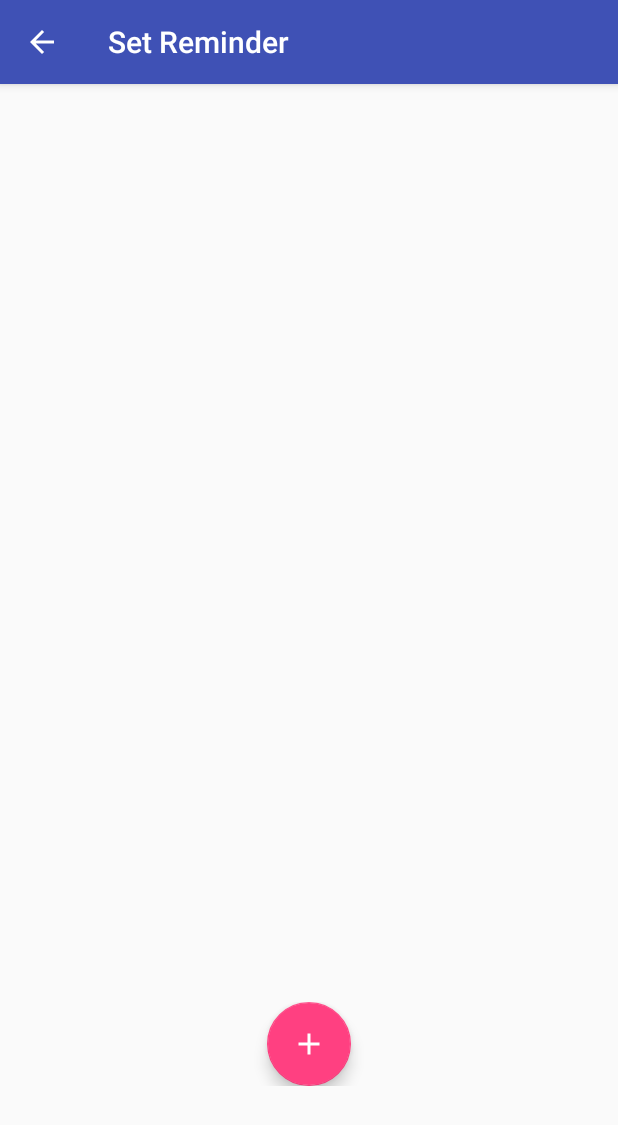
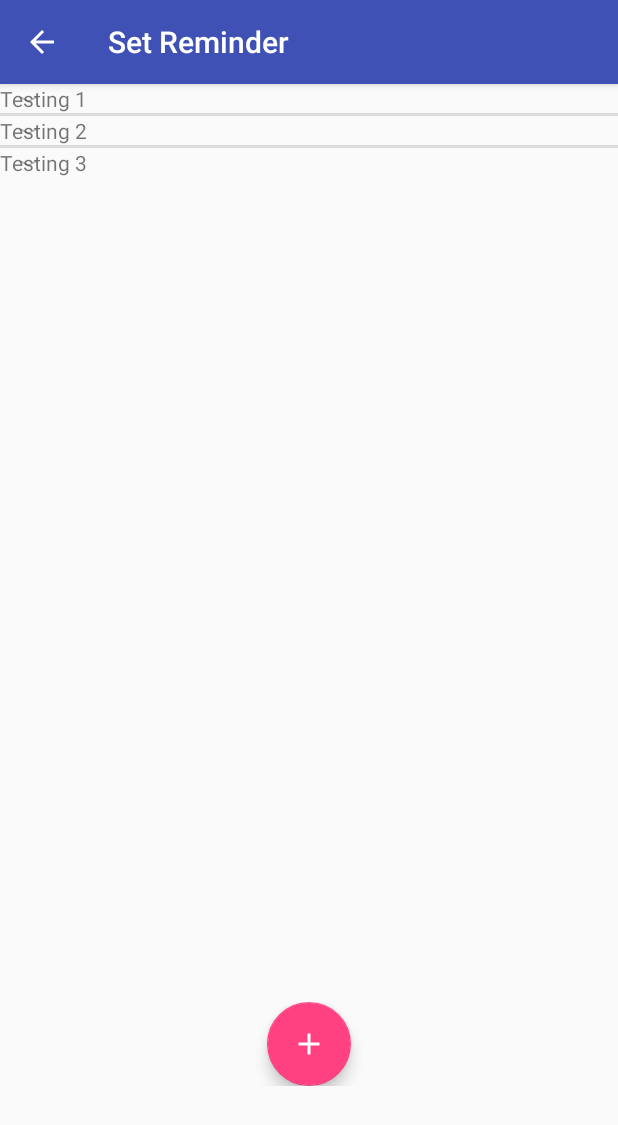
Before and after one commit to huai99/smartDrugBox, an Android app: the UserSetReminderActivity screen opened directly, with no data from a screen before it, on a phone screen of 412 x 824 dp. Shown: the top 1125 px of the screen. Run offline under Robolectric (Android 15) with nearby library versions, the phone set to English and light mode, and no system bars.

Commit message:
URECA 2017: Create the basic interface for the expandable list view ( without data and design)

```diff
--- /dev/null
+++ b/app/src/main/java/com/siehuai/smartdrugbox/controller/ReminderListViewAdapter.java
@@ -0,0 +1,103 @@
+package com.siehuai.smartdrugbox.controller;
+
+import android.content.Context;
+import android.view.LayoutInflater;
+import android.view.View;
+import android.view.ViewGroup;
+import android.widget.BaseExpandableListAdapter;
+import android.widget.ExpandableListView;
+import android.widget.TextView;
+
+import com.siehuai.smartdrugbox.R;
+
+import java.util.ArrayList;
+
+public class ReminderListViewAdapter extends BaseExpandableListAdapter {
+
+    private ArrayList<String> mParentList;
+    private ExpandableListView mExpandableListView;
+    private int lastExpandedGroupPosition;
+    private Context mContext;
+
+    public ReminderListViewAdapter(Context context, ExpandableListView expandableListView, ArrayList<String> parentList) {
+        mContext = context;
+        mExpandableListView = expandableListView;
+        mParentList = parentList;
+    }
+
+    @Override
+    public Object getChild(int groupPosition, int childPosition) {
+        return null;
+    }
+
+    @Override
+    public int getGroupCount() {
+        return mParentList.size();
+    }
+
+    @Override
+    public int getChildrenCount(int groupPosition) {
+        return 1;
+    }
+
+    @Override
+    public Object getGroup(int groupPosition) {
+        return mParentList.get(groupPosition);
+    }
+
+    @Override
+    public long getGroupId(int groupPosition) {
+        return groupPosition;
+    }
+
+    @Override
+    public long getChildId(int groupPosition, int childPosition) {
+        return childPosition;
+    }
+
+    @Override
+    public boolean hasStableIds() {
+        return true;
+    }
+
+    @Override
+    public View getGroupView(int groupPosition, boolean isExpanded, View convertView, ViewGroup parent) {
+        if(convertView==null){
+            convertView= LayoutInflater.from(mContext).inflate(R.layout.design_parent_list_view_reminder,parent,false);
+        }
+        convertView.setTag(this.getGroup(groupPosition).toString());
+
+        TextView textView = (TextView) convertView.findViewById(R.id.textView_parent_list);
+
+        textView.setText(this.getGroup(groupPosition).toString());
+
+        return convertView;
+
+    }
+
+    @Override
+    public View getChildView(int groupPosition, int childPosition, boolean isLastChild, View convertView, ViewGroup parent) {
+
+        if(convertView==null){
+            convertView= LayoutInflater.from(mContext).inflate(R.layout.design_child_list_view_reminder,parent,false);
+        }
+        return convertView;
+
+    }
+
+    @Override
+    public boolean isChildSelectable(int groupPosition, int childPosition) {
+        return true;
+    }
+
+    @Override
+    public void onGroupExpanded(int groupPosition) {
+
+        if(groupPosition != lastExpandedGroupPosition){
+            mExpandableListView.collapseGroup(lastExpandedGroupPosition);
+        }
+        super.onGroupExpanded(groupPosition);
+
+        lastExpandedGroupPosition=groupPosition;
+    }
+}
--- a/app/src/main/java/com/siehuai/smartdrugbox/view/UserSetReminderActivity.java
+++ b/app/src/main/java/com/siehuai/smartdrugbox/view/UserSetReminderActivity.java
@@ -4,19 +4,31 @@ import android.os.Bundle;
 import android.support.design.widget.FloatingActionButton;
 import android.support.v7.app.AppCompatActivity;
 import android.view.View;
-import android.widget.TextView;
+import android.widget.ExpandableListView;
 import android.widget.TimePicker;
 
 import com.siehuai.smartdrugbox.R;
 import com.siehuai.smartdrugbox.controller.CustomTimePickerDialogListener;
+import com.siehuai.smartdrugbox.controller.ReminderListViewAdapter;
+
+import java.util.ArrayList;
 
 public class UserSetReminderActivity extends AppCompatActivity {
 
     TimePicker mTimePicker;
-    TextView mTextView;
     FloatingActionButton mFloatingActionButton;
     AlarmDialog mAlarmDialog;
     CustomTimePickerDialogListener mCustomTimePickerDialogListener;
+    ExpandableListView mExpandableListView;
+
+    ArrayList<String> testingList = new ArrayList<String>() {
+        {
+            add("Testing 1");
+            add("Testing 2");
+            add("Testing 3");
+        }
+    };
+
 
     @Override
     protected void onCreate(Bundle savedInstanceState) {
@@ -24,9 +36,13 @@ public class UserSetReminderActivity extends AppCompatActivity {
 
         setContentView(R.layout.activity_user_set_reminder);
 
-        mTextView = (TextView) findViewById(R.id.textView_reminder);
+        mFloatingActionButton = (FloatingActionButton) findViewById(R.id.fab_add_alarm);
 
-        mFloatingActionButton=(FloatingActionButton)findViewById(R.id.fab_add_alarm);
+        mExpandableListView = (ExpandableListView) findViewById(R.id.expandList_reminder);
+
+        ReminderListViewAdapter reminderListViewAdapter = new ReminderListViewAdapter(this,mExpandableListView,testingList);
+
+        mExpandableListView.setAdapter(reminderListViewAdapter);
 
         mCustomTimePickerDialogListener = new CustomTimePickerDialogListener();
 
@@ -34,15 +50,13 @@ public class UserSetReminderActivity extends AppCompatActivity {
 
     }
 
-    public void setFloatingActionButton(){
+    public void setFloatingActionButton() {
         mFloatingActionButton.setOnClickListener(new View.OnClickListener() {
             @Override
             public void onClick(View v) {
-                mAlarmDialog = new AlarmDialog(UserSetReminderActivity.this,mCustomTimePickerDialogListener,5,20,true);
+                mAlarmDialog = new AlarmDialog(UserSetReminderActivity.this, mCustomTimePickerDialogListener, 5, 20, true);
 
-                mTimePicker=mAlarmDialog.getTimePicker();
-
-                mAlarmDialog.setTextView(mTextView);
+                mTimePicker = mAlarmDialog.getTimePicker();
 
                 mAlarmDialog.show();
 
--- a/app/src/main/res/layout/activity_user_set_reminder.xml
+++ b/app/src/main/res/layout/activity_user_set_reminder.xml
@@ -1,37 +1,40 @@
 <?xml version="1.0" encoding="utf-8"?>
 <RelativeLayout xmlns:android="http://schemas.android.com/apk/res/android"
-              android:orientation="vertical"
-              android:layout_width="match_parent"
-              android:gravity="center_horizontal"
-              android:layout_height="match_parent">
+                android:layout_width="match_parent"
+                android:layout_height="match_parent"
+                android:gravity="center_horizontal"
+                android:orientation="vertical">
 
     <LinearLayout
         android:layout_width="match_parent"
         android:layout_height="wrap_content">
 
-        <TextView
-            android:layout_width="wrap_content"
+        <ExpandableListView
+            android:id="@+id/expandList_reminder"
+            android:layout_width="match_parent"
             android:layout_height="wrap_content"
-            android:id="@+id/textView_reminder"
-            />
+            android:childDivider="@color/white"
+            android:dividerHeight="2dp"
+            >
+        </ExpandableListView>
 
     </LinearLayout>
 
     <LinearLayout
         android:layout_width="match_parent"
         android:layout_height="wrap_content"
-        android:layout_marginBottom="100dp"
-        android:gravity="center_horizontal"
         android:layout_alignParentBottom="true"
         android:layout_alignParentLeft="true"
-        android:layout_alignParentStart="true">
+        android:layout_alignParentStart="true"
+        android:layout_marginBottom="100dp"
+        android:gravity="center_horizontal">
 
         <android.support.design.widget.FloatingActionButton
+            android:id="@+id/fab_add_alarm"
             android:layout_width="wrap_content"
             android:layout_height="wrap_content"
             android:elevation="5dp"
             android:src="@drawable/plus_icon"
-            android:id="@+id/fab_add_alarm"
             />
 
     </LinearLayout>
--- /dev/null
+++ b/app/src/main/res/layout/design_parent_list_view_reminder.xml
@@ -0,0 +1,13 @@
+<?xml version="1.0" encoding="utf-8"?>
+<LinearLayout xmlns:android="http://schemas.android.com/apk/res/android"
+              android:orientation="vertical"
+              android:layout_width="match_parent"
+              android:layout_height="match_parent">
+<TextView
+    android:layout_width="wrap_content"
+    android:layout_height="wrap_content"
+    android:text="Parent List View works!"
+    android:id="@+id/textView_parent_list"
+    />
+
+</LinearLayout>
```
Also changed, not shown: app/src/main/java/com/siehuai/smartdrugbox/view/AlarmDialog.java (+0 -12 lines), app/src/main/res/layout/design_child_list_view_reminder.xml (added, +13 -0 lines).
